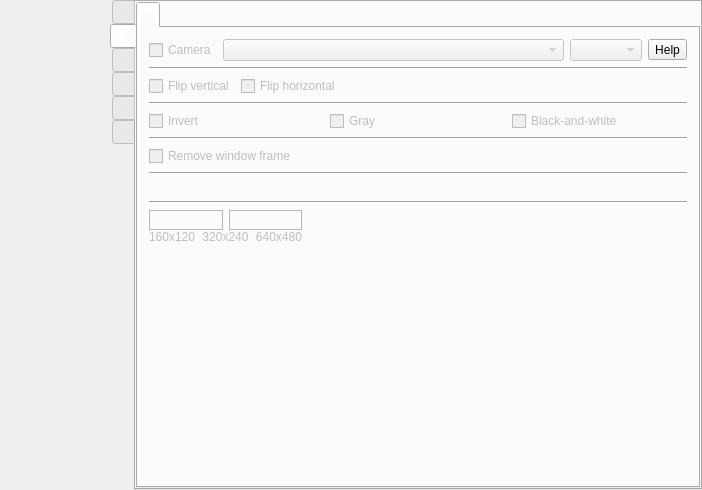
vkohaupt/vokoscreenNG, file src/formMainWindow.ui: the form before one commit.
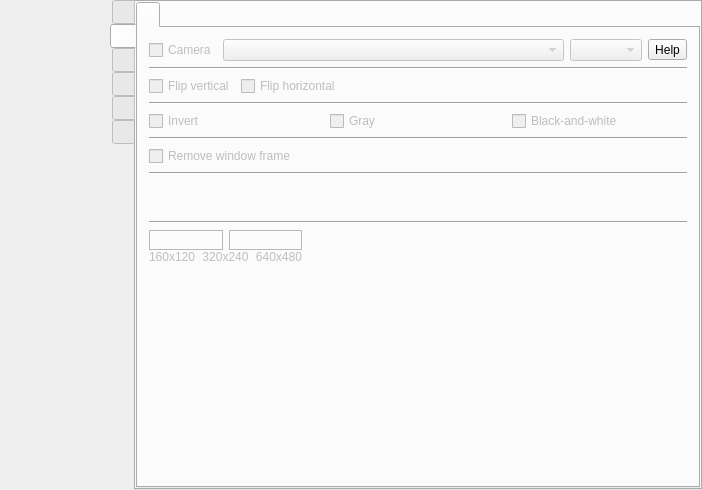
The form after the commit. Icons and pictures are not drawn.

Commit message: Camera: zoom

Patch:
```diff
--- a/src/formMainWindow.ui
+++ b/src/formMainWindow.ui
@@ -2967,30 +2967,54 @@
             <item>
              <layout class="QHBoxLayout" name="horizontalLayout_zoom">
               <item>
-               <spacer name="horizontalSpacer_zoom1">
-                <property name="orientation">
-                 <enum>Qt::Horizontal</enum>
+               <widget class="QLabel" name="label_55">
+                <property name="minimumSize">
+                 <size>
+                  <width>34</width>
+                  <height>34</height>
+                 </size>
                 </property>
-                <property name="sizeHint" stdset="0">
+                <property name="maximumSize">
                  <size>
-                  <width>40</width>
-                  <height>20</height>
+                  <width>34</width>
+                  <height>34</height>
                  </size>
                 </property>
-               </spacer>
+                <property name="text">
+                 <string notr="true"/>
+                </property>
+                <property name="pixmap">
+                 <pixmap resource="screencast.qrc">:/pictures/camera/lupe-minus.png</pixmap>
+                </property>
+                <property name="scaledContents">
+                 <bool>true</bool>
+                </property>
+               </widget>
               </item>
               <item>
-               <spacer name="horizontalSpacer_zoom2">
-                <property name="orientation">
-                 <enum>Qt::Horizontal</enum>
+               <widget class="QLabel" name="label_56">
+                <property name="minimumSize">
+                 <size>
+                  <width>34</width>
+                  <height>34</height>
+                 </size>
                 </property>
-                <property name="sizeHint" stdset="0">
+                <property name="maximumSize">
                  <size>
-                  <width>40</width>
-                  <height>20</height>
+                  <width>34</width>
+                  <height>34</height>
                  </size>
                 </property>
-               </spacer>
+                <property name="text">
+                 <string notr="true"/>
+                </property>
+                <property name="pixmap">
+                 <pixmap resource="screencast.qrc">:/pictures/camera/lupe-plus.png</pixmap>
+                </property>
+                <property name="scaledContents">
+                 <bool>true</bool>
+                </property>
+               </widget>
               </item>
              </layout>
             </item>
```
The commit also changes 7 other files.
